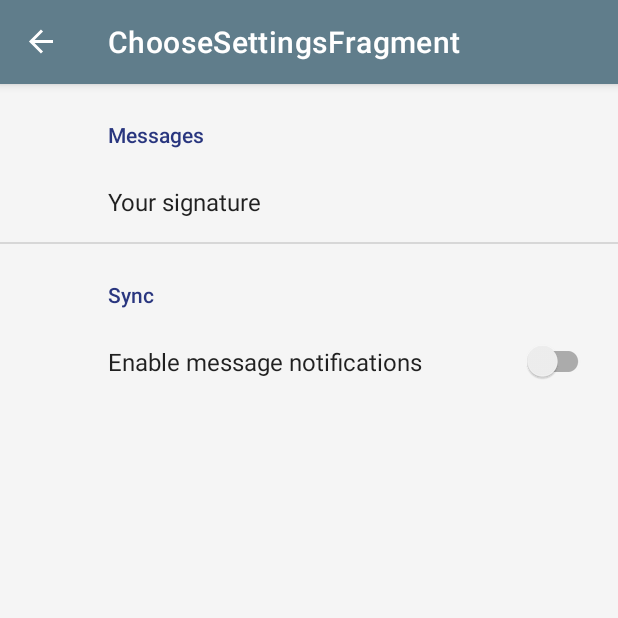
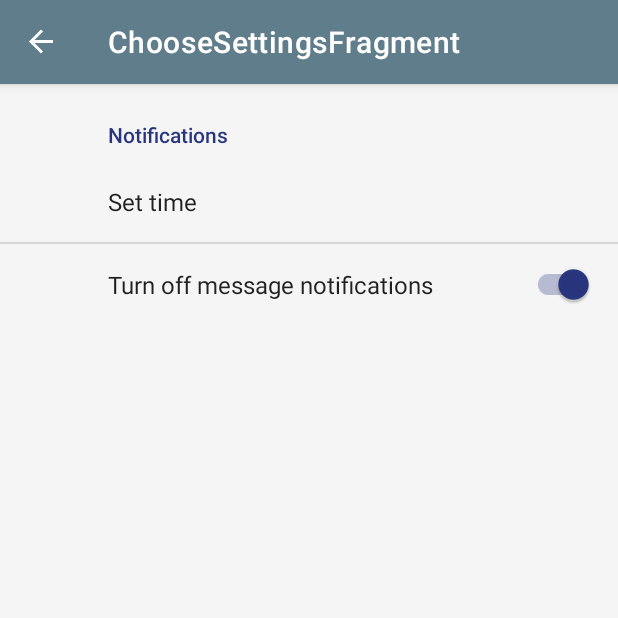
Before and after one commit to danPyk/DailyKanyePush, an Android app: the screen it shows after launch (MainActivity), in the side drawer, after a tap on "Settings", on a phone screen of 412 x 824 dp, the top half of it. Run offline under Robolectric (Android 15) with nearby library versions, the phone set to English and light mode, and no system bars; our stand-ins replace androidx.preference, data binding, navigation-ui.

```diff
--- a/app/src/main/java/com/example/dailykanyepush/MainActivity.kt
+++ b/app/src/main/java/com/example/dailykanyepush/MainActivity.kt
@@ -20,6 +20,7 @@ class MainActivity : AppCompatActivity(){
             this, R.layout.activity_main)
         val toolbar: androidx.appcompat.widget.Toolbar = findViewById(R.id.toolbar)
         setSupportActionBar(toolbar)
+        //context used to shared pref
 
         drawerLayout = binding.drawerLayout
         val navController = findNavController(R.id.nav_host_fragment)
@@ -30,7 +31,7 @@ class MainActivity : AppCompatActivity(){
                 R.id.nav_home, R.id.nav_settings, R.id.nav_about
             ), drawerLayout
         )
-        NavigationUI.setupActionBarWithNavController(this,navController, drawerLayout)
+        NavigationUI.setupActionBarWithNavController(this, navController, drawerLayout)
 
         NavigationUI.setupWithNavController(binding.navView, navController)
     }
--- a/app/src/main/java/com/example/dailykanyepush/notifications/FirebaseService.kt
+++ b/app/src/main/java/com/example/dailykanyepush/notifications/FirebaseService.kt
@@ -14,8 +14,8 @@ class FirebaseService : FirebaseMessagingService() {
     companion object {
         const val TAG = "MyFirebaseMsgService"
     }
+
     override fun onMessageReceived(remoteMessage: RemoteMessage) {
-
         remoteMessage?.data?.let {
             val data = remoteMessage.data
             val myCustomKey = data["key"]
@@ -31,7 +31,7 @@ class FirebaseService : FirebaseMessagingService() {
     //TODO add coruting?
     //enqueue work
     fun applyWork(txt: String?, userHours: Int) {
-        var Int = 1.5
+
         val data = Data.Builder().putAll(mapOf(MessageWork.MESSAGE to txt)).build()
         val constraints: Constraints = Constraints.Builder().apply {
             setRequiredNetworkType(NetworkType.CONNECTED)
@@ -93,4 +93,6 @@ class FirebaseService : FirebaseMessagingService() {
     private fun sendRegistrationToServer(token: String?) {
     }
 
+
+
 }
--- a/app/src/main/java/com/example/dailykanyepush/ui/ChooseSettingsFragment.kt
+++ b/app/src/main/java/com/example/dailykanyepush/ui/ChooseSettingsFragment.kt
@@ -1,23 +1,58 @@
 package com.example.dailykanyepush.ui
 
+import android.content.Context
+import android.content.SharedPreferences
 import android.os.Bundle
 import androidx.navigation.findNavController
 import androidx.preference.Preference
 import androidx.preference.PreferenceFragmentCompat
+import androidx.preference.PreferenceManager
 import com.example.dailykanyepush.R
 
-class ChooseSettingsFragment : PreferenceFragmentCompat() {
+class ChooseSettingsFragment() : PreferenceFragmentCompat(),
+    SharedPreferences.OnSharedPreferenceChangeListener {
+
 
     override fun onCreatePreferences(savedInstanceState: Bundle?, rootKey: String?) {
-        setPreferencesFromResource(R.xml.root_preferences, rootKey)
+        setPreferencesFromResource(R.xml.choose_settings_preferences, rootKey)
 
         val preferenceFragment: Preference? = findPreference(getString(R.string.timer_key))
+        val sharedPreferences = PreferenceManager.getDefaultSharedPreferences(context)
+        sharedPreferences.registerOnSharedPreferenceChangeListener(this)
 
         preferenceFragment?.onPreferenceClickListener = Preference.OnPreferenceClickListener {
             view?.findNavController()?.navigate(R.id.nav_settings)
+
             true
         }
+    }
+
+    fun getPreference(): Boolean? {
+        val sharedPref = activity?.getPreferences(Context.MODE_PRIVATE)
+        val highScore = sharedPref?.getBoolean(getString(R.string.switch_key), false)
+        var sum = highScore
+        return sum
 
     }
 
+    fun savePreference(key: Int, value: Boolean?) {
+        val sharedPref = activity?.getPreferences(Context.MODE_PRIVATE) ?: return
+        with(sharedPref.edit()) {
+            putBoolean(getString(key), value!!)
+            apply()
+        }
+    }
+
+    override fun onSharedPreferenceChanged(sharedPreferences: SharedPreferences?, key: String?) {
+        when (key) {
+            "switch" -> {
+                var prefs = getPreference()
+                prefs = prefs?.not()
+
+                savePreference(R.string.switch_key, prefs)
+            }
+        }
+    }
+
+
 }
--- a/app/src/main/java/com/example/dailykanyepush/ui/home/HomeFragment.kt
+++ b/app/src/main/java/com/example/dailykanyepush/ui/home/HomeFragment.kt
@@ -3,6 +3,7 @@ package com.example.dailykanyepush.ui.home
 import android.app.NotificationChannel
 import android.app.NotificationManager
 import android.content.Intent
+import android.database.sqlite.SQLiteConstraintException
 import android.graphics.Color
 import android.os.Build
 import android.os.Bundle
@@ -12,6 +13,7 @@ import android.view.ViewGroup
 import androidx.databinding.DataBindingUtil
 import androidx.lifecycle.ViewModelProvider
 import com.example.dailykanyepush.R
+import com.google.firebase.analytics.FirebaseAnalytics
 import com.google.firebase.messaging.FirebaseMessaging
 
 
@@ -52,11 +54,13 @@ class HomeFragment : androidx.fragment.app.Fragment() {
         binding.homeViewModel = homeViewModel
 
         binding.quoteTextView.text = homeViewModel.getQuote()
+
         binding.quoteTextView.invalidate()
 
-    /*    binding.quoteTextView.setOnClickListener{
-            shareSucces()
-        }*/
+        binding.button.setOnClickListener{
+            var quote = homeViewModel.getQuote()
+                 shareSucces(quote)
+            }
         createChannel(
             getString(R.string.egg_notification_channel_id),
             getString(R.string.egg_notification_channel_name)
@@ -107,17 +111,24 @@ class HomeFragment : androidx.fragment.app.Fragment() {
             }
     }
 
-    fun shareSucces(){
-        startActivity(getShareIntent())
-    }
-    fun getShareIntent(): Intent {
-        val shareIntent = Intent(Intent.ACTION_SEND)
-        shareIntent.setType( "text/plain")
-            .putExtra(Intent.EXTRA_TEXT, "getQuote()")
+    fun shareSucces(quote: String) {
+        try{
 
-        return  shareIntent
+        startActivity(getShareIntent(quote))
+        }catch(e: SQLiteConstraintException){
+
+        }
     }
 
+    fun getShareIntent(quote: String): Intent {
 
+            val shareIntent = Intent(Intent.ACTION_SEND)
+            shareIntent.setType("text/plain")
+                .putExtra(Intent.EXTRA_TEXT,quote)
+            return shareIntent
+    }
 
+    override fun onDestroy() {
+        super.onDestroy()
+    }
 }
--- a/app/src/main/java/com/example/dailykanyepush/ui/home/HomeViewModelFactory.kt
+++ b/app/src/main/java/com/example/dailykanyepush/ui/home/HomeViewModelFactory.kt
@@ -20,11 +20,6 @@ import android.app.Application
 import androidx.lifecycle.ViewModel
 import androidx.lifecycle.ViewModelProvider
 
-/**
- * This is pretty much boiler plate code for a ViewModel Factory.
- *
- * Provides the SleepDatabaseDao and context to the ViewModel.
- */
 class HomeViewModelFactory(
         private val application: Application) : ViewModelProvider.Factory {
     @Suppress("unchecked_cast")
--- a/app/src/main/java/com/example/dailykanyepush/ui/settings/SettingsFragment.kt
+++ b/app/src/main/java/com/example/dailykanyepush/ui/settings/SettingsFragment.kt
@@ -41,12 +41,10 @@ class SettingsFragment : androidx.fragment.app.Fragment() {
         binding.setLifecycleOwner(this)
         binding.settingsViewModel = settingsViewModel
 
-
-       // activity?.actionBar?.setLogo(R.drawable.ic_arrow_back_24px)
-
         binding.timePicker.setIs24HourView(true)
         hideKeyboardInputInTimePicker(this.resources.configuration.orientation, binding.timePicker)
 
+        binding.textview.text = settingsViewModel.getTime()
         binding.btnDB.setOnClickListener{
 
             var settedTimeHour = binding.timePicker.hour.toString()
@@ -67,6 +65,8 @@ class SettingsFragment : androidx.fragment.app.Fragment() {
 
         return binding.root
     }
+
+
 
     private fun hideKeyboardInputInTimePicker(orientation: Int, timePicker: TimePicker)
     {
--- a/app/src/main/res/drawable/side_nav_bar.xml
+++ b/app/src/main/res/drawable/side_nav_bar.xml
@@ -2,8 +2,8 @@
     android:shape="rectangle">
     <gradient
         android:angle="135"
-        android:centerColor="#7e86b2"
-        android:endColor="#29367f"
-        android:startColor="#29367f"
+        android:centerColor="#e9eaf2"
+        android:endColor="#e9eaf2"
+        android:startColor="#e9eaf2"
         android:type="linear" />
 </shape>
--- a/app/src/main/res/values/strings.xml
+++ b/app/src/main/res/values/strings.xml
@@ -44,11 +44,11 @@
 
     <string name="set_time">Set time: %1$s</string>
     <!-- Preference Titles -->
-    <string name="messages_header">Messages</string>
-    <string name="sync_header">Sync</string>
+    <string name="timer_notify_header">Notifications</string>
+    <string name="enable_header">Turn off message notifications</string>
 
     <!-- Messages Preferences -->
-    <string name="signature_title">Your signature</string>
+    <string name="signature_title">Set time</string>
     <string name="reply_title">Default reply action</string>
 
     <!-- Sync Preferences -->
@@ -59,6 +59,8 @@
     <string name="attachment_summary_off">Only download attachments when manually requested</string>
 
     <string name="timer_key">timerKey</string>
+    <string name="switch_key">switch</string>
+    <string name="quote">Here gonna be quote</string>
 
 
 </resources>
--- a/app/src/main/res/xml/root_preferences.xml
+++ b/app/src/main/res/xml/choose_settings_preferences.xml
@@ -1,7 +1,7 @@
 <PreferenceScreen xmlns:android="http://schemas.android.com/apk/res/android"
     xmlns:app="http://schemas.android.com/apk/res-auto">
 
-    <PreferenceCategory app:title="@string/messages_header">
+    <PreferenceCategory app:title="@string/timer_notify_header">
 
         <Preference
             app:key="@string/timer_key"
@@ -10,14 +10,14 @@
 
     </PreferenceCategory>
 
-    <PreferenceCategory app:title="@string/sync_header">
+    <PreferenceCategory >
 
         <SwitchPreferenceCompat
             android:id="@+id/notificationSwitch"
-            app:key="sync"
-            app:title="Enable message notifications"/>
-
-
+            app:key="@string/switch_key"
+            app:title="@string/enable_header"
+            android:defaultValue="true"
+            />
     </PreferenceCategory>
 
 </PreferenceScreen>
```
Also changed, not shown: app/src/main/java/com/example/dailykanyepush/notifications/MessageWork.kt (+33 -6 lines), app/src/main/java/com/example/dailykanyepush/ui/home/HomeViewModel.kt (+17 -6 lines), app/src/main/java/com/example/dailykanyepush/ui/settings/SettingsViewModel.kt (+29 -0 lines), app/src/main/res/layout/fragment_home.xml (+18 -3 lines), app/src/main/res/layout/fragment_settings.xml (+7 -6 lines).
